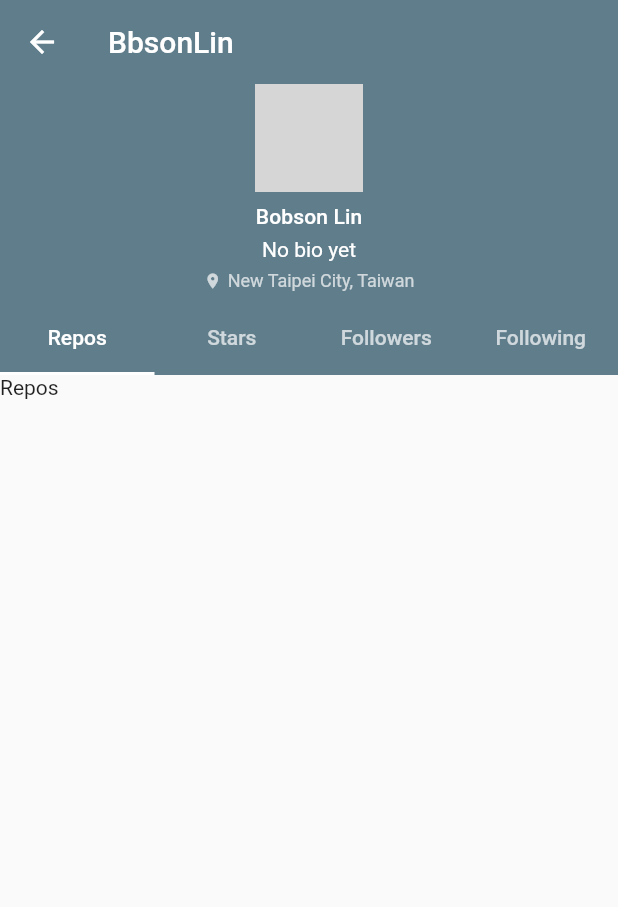
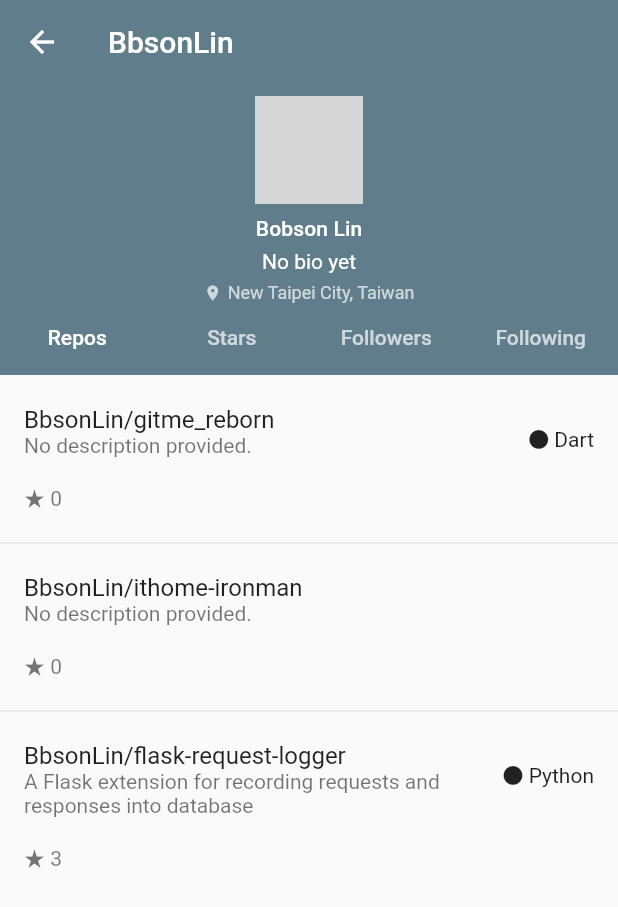
Before and after one commit to BbsonLin/gitme_reborn, a Flutter app: the ProfilePage screen opened by its route, on a phone screen of 412 x 824 dp. Shown: the top 907 px of the screen. Run offline on Flutter 3.47's test engine with Material 2 defaults, Android fonts, the phone set to English and light mode, and no system bars; our stand-ins replace flutter_progress_hud; network calls fail; grey boxes are pictures that could not be loaded.

Commit message:
refactor: Replace CustomScrollView with NestedScrollView in ProfilePage

```diff
--- a/lib/pages/profile/profile.dart
+++ b/lib/pages/profile/profile.dart
@@ -1,29 +1,34 @@
 import "package:flutter/material.dart";
 import 'package:gitme_reborn/components/profile/profile_info.dart';
+import 'package:gitme_reborn/pages/repo.dart';
 
 class ProfilePage extends StatelessWidget {
   @override
   Widget build(BuildContext context) {
     return DefaultTabController(
       child: Scaffold(
-        body: CustomScrollView(
-          slivers: <Widget>[
+        body: NestedScrollView(
+          headerSliverBuilder: (BuildContext context, bool innerBoxIsScrolled) {
+            return <Widget>[
               SliverAppBar(
                 title: Text("BbsonLin"),
                 pinned: true,
                 expandedHeight: 250.0,
                 flexibleSpace: FlexibleSpaceBar(
                   background: Column(
-                  mainAxisAlignment: MainAxisAlignment.end,
+                    mainAxisAlignment: MainAxisAlignment.center,
                     children: <Widget>[
+                      SizedBox(height: 16.0),
                       ProfileInfo(
                         avatarUrl:
                             "https://avatars2.githubusercontent.com/u/18156421?s=400&u=1f91dcf74134827fde071751f95522845223ed6a&v=4",
                         name: "Bobson Lin",
                         location: "New Taipei City, Taiwan",
                       ),
-                    SizedBox(height: 8.0),
-                    TabBar(
+                    ],
+                  ),
+                ),
+                bottom: TabBar(
                   labelPadding: EdgeInsets.zero,
                   tabs: <Widget>[
                     Tab(text: "Repos"),
@@ -32,22 +37,18 @@ class ProfilePage extends StatelessWidget {
                     Tab(text: "Following"),
                   ],
                 ),
-                  ],
               ),
-              ),
-            ),
-            SliverFillRemaining(
-              child: TabBarView(
-                children: <Widget>[
-                  Text("Repos"),
+            ];
+          },
+          body: TabBarView(
+            children: [
+              RepoPage(),
               Text("Stars"),
               Text("Followers"),
               Text("Following"),
             ],
           ),
         ),
-          ],
-        ),
       ),
       length: 4,
     );
--- a/lib/pages/repo.dart
+++ b/lib/pages/repo.dart
@@ -30,6 +30,7 @@ class _RepoPageState extends State<RepoPage> {
     return Scrollbar(
       child: RefreshIndicator(
         child: ListView.separated(
+          padding: EdgeInsets.all(0.0),
           itemCount: repoList.length,
           itemBuilder: (BuildContext context, int index) {
             return ListTile(
```
Lines whose indentation alone changed are shown as unchanged.
